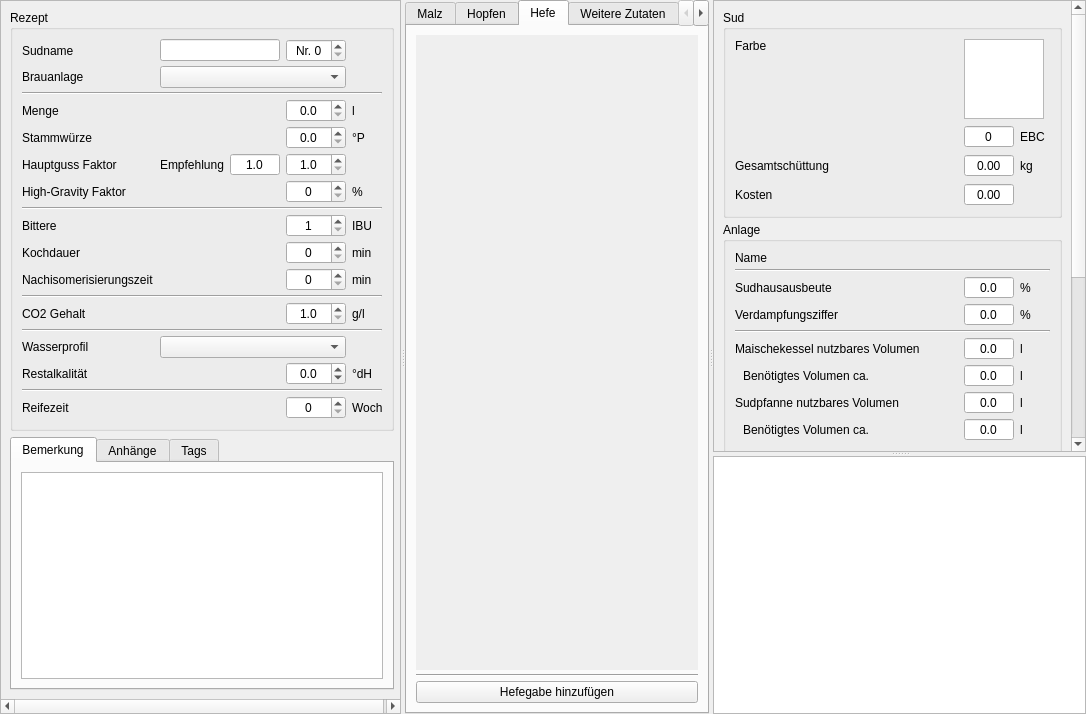
kleiner-brauhelfer/kleiner-brauhelfer-2, file kleiner-brauhelfer/tabrezept.ui: the form before one commit.
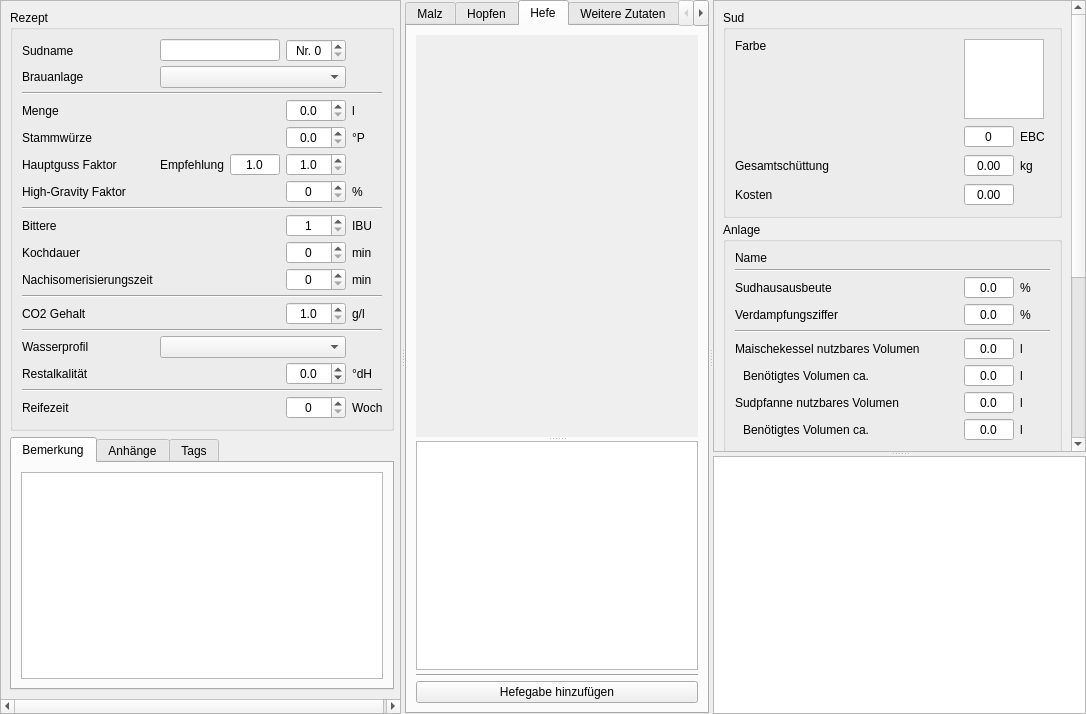
The form after the commit. The open tabs and pages were chosen to show the change. Custom widgets are drawn as their Qt base class.

Commit message: Hefe Tabellen & Diagram

Patch:
```diff
--- a/kleiner-brauhelfer/tabrezept.ui
+++ b/kleiner-brauhelfer/tabrezept.ui
@@ -1074,6 +1074,10 @@
          <number>4</number>
         </property>
         <item>
+         <widget class="QSplitter" name="splitterHefeDiagram">
+          <property name="orientation">
+           <enum>Qt::Vertical</enum>
+          </property>
          <widget class="QScrollArea" name="scrollAreaHefeGaben">
           <property name="frameShape">
            <enum>QFrame::NoFrame</enum>
@@ -1087,7 +1091,7 @@
              <x>0</x>
              <y>0</y>
              <width>276</width>
-             <height>636</height>
+              <height>391</height>
             </rect>
            </property>
            <layout class="QVBoxLayout" name="verticalLayout_13">
@@ -1128,6 +1132,8 @@
             </item>
            </layout>
           </widget>
+          </widget>
+          <widget class="QChartView" name="diagramHefe"/>
          </widget>
         </item>
         <item>
```
Lines whose indentation alone changed are shown as unchanged. The commit also changes 15 other files.
